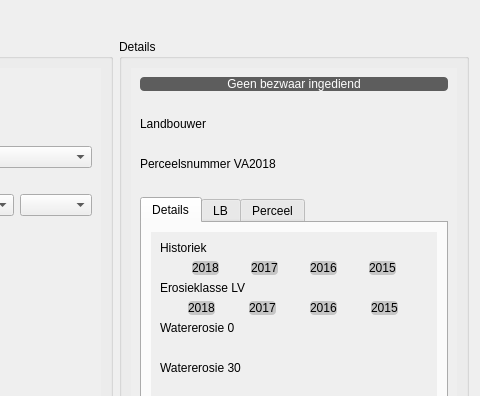
Above: ui_parceleditwidget.ui from DOV-Vlaanderen/erosiebezwaren before the change; both pictures show x 658 to 1138 and y 0 to 396 of the 1138 by 755 pixel window. Below: the same form after it.
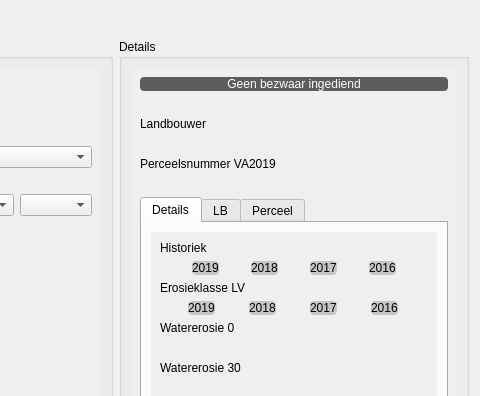
That is the form after the change. Icons and pictures are not drawn. Custom widgets are drawn as their Qt base class.

The edit to the form file:
```diff
--- a/ui_parceleditwidget.ui
+++ b/ui_parceleditwidget.ui
@@ -491,7 +491,7 @@
             <item>
              <widget class="QLabel" name="lb_perceelsnr_va_2018">
               <property name="text">
-               <string>Perceelsnummer VA2018</string>
+               <string>Perceelsnummer VA2019</string>
               </property>
              </widget>
             </item>
@@ -566,6 +566,25 @@
                       <property name="spacing">
                        <number>0</number>
                       </property>
+                      <item>
+                       <widget class="SensitivityColorLabel" name="efw_kleur_2019">
+                        <property name="sizePolicy">
+                         <sizepolicy hsizetype="Maximum" vsizetype="Preferred">
+                          <horstretch>0</horstretch>
+                          <verstretch>0</verstretch>
+                         </sizepolicy>
+                        </property>
+                        <property name="styleSheet">
+                         <string notr="true">* { background-color: #C6C6C6; color: black; border-radius: 4px;}</string>
+                        </property>
+                        <property name="text">
+                         <string>2019</string>
+                        </property>
+                        <property name="margin">
+                         <number>4</number>
+                        </property>
+                       </widget>
+                      </item>
                       <item>
                        <widget class="SensitivityColorLabel" name="efw_kleur_2018">
                         <property name="sizePolicy">
@@ -623,25 +642,6 @@
                         </property>
                        </widget>
                       </item>
-                      <item>
-                       <widget class="SensitivityColorLabel" name="efw_kleur_2015">
-                        <property name="sizePolicy">
-                         <sizepolicy hsizetype="Maximum" vsizetype="Preferred">
-                          <horstretch>0</horstretch>
-                          <verstretch>0</verstretch>
-                         </sizepolicy>
-                        </property>
-                        <property name="styleSheet">
-                         <string notr="true">* { background-color: #C6C6C6; color: black; border-radius: 4px;}</string>
-                        </property>
-                        <property name="text">
-                         <string>2015</string>
-                        </property>
-                        <property name="margin">
-                         <number>4</number>
-                        </property>
-                       </widget>
-                      </item>
                      </layout>
                     </item>
                     <item>
@@ -653,6 +653,25 @@
                     </item>
                     <item>
                      <layout class="QHBoxLayout" name="horizontalLayout_9">
+                      <item>
+                       <widget class="SensitivityColorLabel" name="efw_erosieklasse_lv_2019">
+                        <property name="sizePolicy">
+                         <sizepolicy hsizetype="Maximum" vsizetype="Preferred">
+                          <horstretch>0</horstretch>
+                          <verstretch>0</verstretch>
+                         </sizepolicy>
+                        </property>
+                        <property name="styleSheet">
+                         <string notr="true">* { background-color: #C6C6C6; color: black; border-radius: 4px;}</string>
+                        </property>
+                        <property name="text">
+                         <string>2019</string>
+                        </property>
+                        <property name="margin">
+                         <number>4</number>
+                        </property>
+                       </widget>
+                      </item>
                       <item>
                        <widget class="SensitivityColorLabel" name="efw_erosieklasse_lv_2018">
                         <property name="sizePolicy">
@@ -710,25 +729,6 @@
                         </property>
                        </widget>
                       </item>
-                      <item>
-                       <widget class="SensitivityColorLabel" name="efw_erosieklasse_lv_2015">
-                        <property name="sizePolicy">
-                         <sizepolicy hsizetype="Maximum" vsizetype="Preferred">
-                          <horstretch>0</horstretch>
-                          <verstretch>0</verstretch>
-                         </sizepolicy>
-                        </property>
-                        <property name="styleSheet">
-                         <string notr="true">* { background-color: #C6C6C6; color: black; border-radius: 4px;}</string>
-                        </property>
-                        <property name="text">
-                         <string>2015</string>
-                        </property>
-                        <property name="margin">
-                         <number>4</number>
-                        </property>
-                       </widget>
-                      </item>
                      </layout>
                     </item>
                     <item>
```
Left out of the diff: 14 changed lines with no effect on the pictures.
